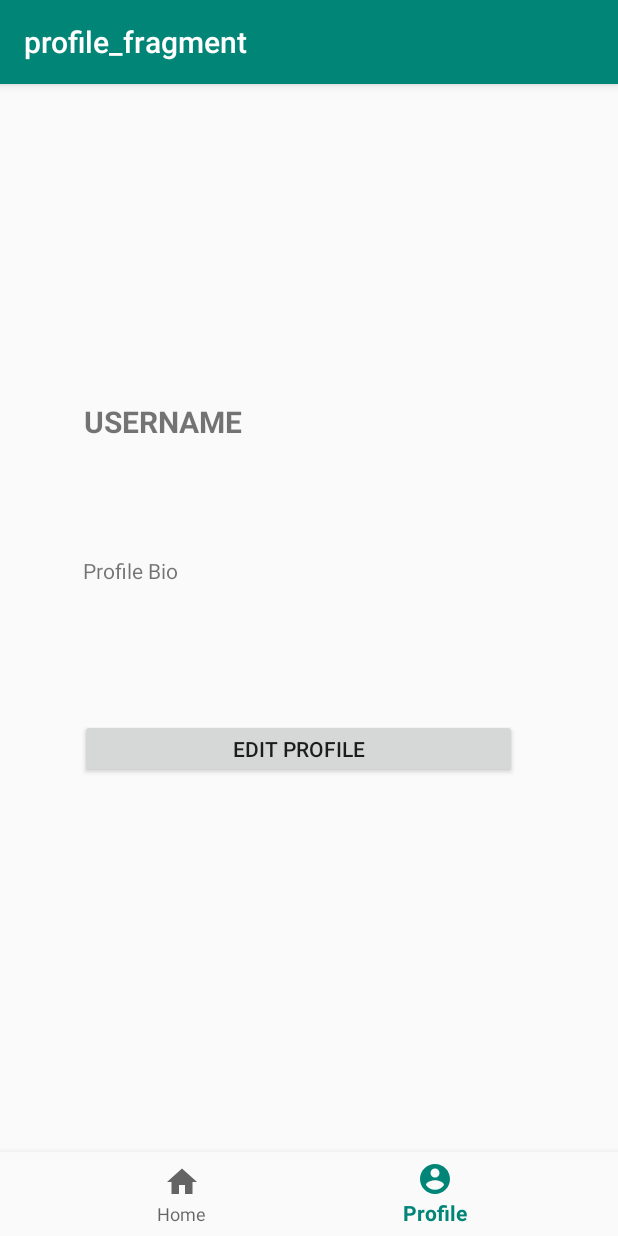
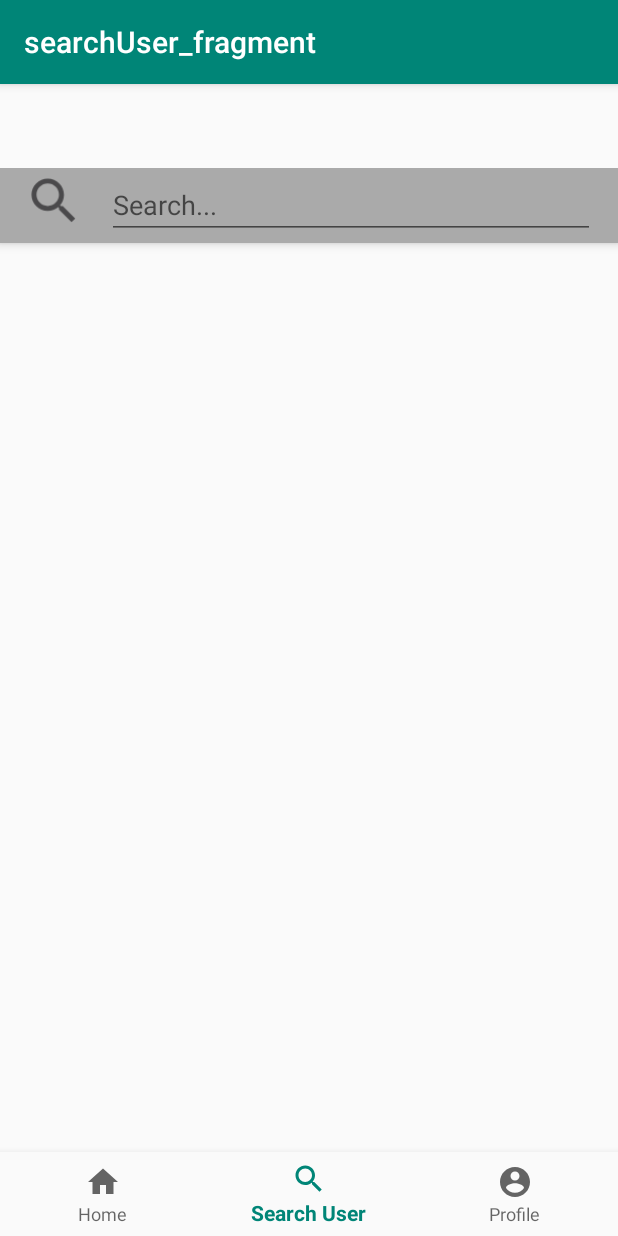
Before and after one commit to GrilledFishWithLemon/Quoddit, an Android app: the screen it shows after launch once a user with an empty profile is signed in (MainActivity), item 2 of the bottom bar chosen, on a phone screen of 412 x 824 dp. Run offline under Robolectric (Android 15) with nearby library versions, the phone set to English and light mode, and no system bars; our stand-ins replace Firebase (no records; nobody signed in at launch, a user with empty details on screens opened directly), navigation-ui.

Commit message:
Login and signup completed, added adapter and model, search is working

```diff
--- a/app/src/main/java/com/example/quoddit/MainActivity.kt
+++ b/app/src/main/java/com/example/quoddit/MainActivity.kt
@@ -20,7 +20,9 @@ class MainActivity : AppCompatActivity() {
         // menu should be considered as top level destinations.
         val appBarConfiguration = AppBarConfiguration(
             setOf(
-                R.id.navigation_home, R.id.navigation_profile
+                R.id.navigation_home,
+                R.id.navigation_searchUser,
+                R.id.navigation_profile
             )
         )
         setupActionBarWithNavController(navController, appBarConfiguration)
--- a/app/src/main/java/com/example/quoddit/ProfileFragment.kt
+++ b/app/src/main/java/com/example/quoddit/ProfileFragment.kt
@@ -16,7 +16,7 @@ class ProfileFragment : Fragment() {
         fun newInstance() = ProfileFragment()
     }
 
-    private lateinit var viewModel: ProfileViewModel
+   // private lateinit var viewModel: ProfileViewModel
 
     override fun onCreateView(
         inflater: LayoutInflater, container: ViewGroup?,
@@ -31,10 +31,10 @@ class ProfileFragment : Fragment() {
         return view
     }
 
-    override fun onActivityCreated(savedInstanceState: Bundle?) {
+    /*override fun onActivityCreated(savedInstanceState: Bundle?) {
         super.onActivityCreated(savedInstanceState)
         viewModel = ViewModelProviders.of(this).get(ProfileViewModel::class.java)
 
-    }
+    }*/
 
 }
--- a/app/src/main/java/com/example/quoddit/ProfileSettings.kt
+++ b/app/src/main/java/com/example/quoddit/ProfileSettings.kt
@@ -5,12 +5,14 @@ import androidx.appcompat.app.AppCompatActivity
 import android.os.Bundle
 import com.google.firebase.auth.FirebaseAuth
 import kotlinx.android.synthetic.main.activity_profile_settings.*
+import kotlinx.android.synthetic.main.profile_fragment.*
 
 class ProfileSettings : AppCompatActivity() {
 
     override fun onCreate(savedInstanceState: Bundle?) {
         super.onCreate(savedInstanceState)
         setContentView(R.layout.activity_profile_settings)
+
 
         logout_btn_profile_frag.setOnClickListener {
 
--- /dev/null
+++ b/app/src/main/java/com/example/quoddit/SearchUserFragment.kt
@@ -0,0 +1,116 @@
+package com.example.quoddit
+
+import android.content.Context
+import android.content.Intent
+import android.net.Uri
+import android.os.Bundle
+import android.text.Editable
+import android.text.TextWatcher
+import androidx.fragment.app.Fragment
+import android.view.LayoutInflater
+import android.view.View
+import android.view.ViewGroup
+import androidx.lifecycle.ViewModelProviders
+import androidx.recyclerview.widget.LinearLayoutManager
+import androidx.recyclerview.widget.RecyclerView
+import com.example.quoddit.Adapter.UserAdapter
+import com.example.quoddit.Model.User
+import com.google.firebase.database.DataSnapshot
+import com.google.firebase.database.DatabaseError
+import com.google.firebase.database.FirebaseDatabase
+import com.google.firebase.database.ValueEventListener
+import kotlinx.android.synthetic.main.fragment_search_user.view.*
+
+class SearchUserFragment : Fragment() {
+    companion object {
+        fun newInstance() = SearchUserFragment()
+    }
+    private var recyclerView: RecyclerView? =null
+    private var userAdapter : UserAdapter? = null
+    private var mUser: MutableList<User>? = null
+
+    override fun onCreateView(
+        inflater: LayoutInflater, container: ViewGroup?,
+        savedInstanceState: Bundle?
+    ): View {
+        val view = inflater.inflate(R.layout.fragment_search_user,container,false)
+        recyclerView = view.findViewById(R.id.recycler_view_search)
+        recyclerView?.setHasFixedSize(true)
+        recyclerView?.layoutManager = LinearLayoutManager(context)
+
+        mUser = ArrayList()
+        userAdapter = context?.let { UserAdapter(it,mUser as ArrayList<User>,true) }
+        recyclerView?.adapter = userAdapter
+        view.searchUser_edit_text.addTextChangedListener(object : TextWatcher {
+            override fun beforeTextChanged(s: CharSequence?, start: Int, count: Int, after: Int) {
+
+            }
+
+
+
+            override fun onTextChanged(s: CharSequence?, start: Int, before: Int, count: Int) {
+                if(view.searchUser_edit_text.text.toString() == ""){
+
+                }else{
+                    recyclerView?.visibility = View.VISIBLE
+
+                    retrieveUsers()
+                    searchUser(s.toString().toLowerCase())
+                }
+            }
+            override fun afterTextChanged(s: Editable?) {
+
+            }
+        })
+
+        return view
+    }
+    private fun searchUser(input: String){
+        val query = FirebaseDatabase.getInstance().getReference()
+            .child("Users")
+            .orderByChild("username")
+            .startAt(input)
+            .endAt(input + "\uf8ff")
+
+        query.addValueEventListener(object : ValueEventListener {
+            override fun onDataChange(dataSnapshot: DataSnapshot) {
+                mUser?.clear()
+                for (snapshot in dataSnapshot.children){
+                    val user = snapshot.getValue(User:: class.java)
+                    if(user != null){
+                        mUser?.add(user)
+                    }
+                }
+                userAdapter?.notifyDataSetChanged()
+
+            }
+
+            override fun onCancelled(p0: DatabaseError) {
+
+            }
+        })
+    }
+    private fun retrieveUsers(){
+        val usersRef = FirebaseDatabase.getInstance().getReference().child("Users")
+        usersRef.addValueEventListener(object : ValueEventListener {
+            override fun onDataChange(dataSnapshot: DataSnapshot) {
+                if (view?.searchUser_edit_text?.text.toString() == ""){
+                    mUser?.clear()
+                    for (snapshot in dataSnapshot.children){
+                        val user = snapshot.getValue(User:: class.java)
+                        if(user != null){
+                            mUser?.add(user)
+                        }
+                    }
+                    userAdapter?.notifyDataSetChanged()
+                }
+            }
+
+            override fun onCancelled(p0: DatabaseError) {
+                TODO("not implemented") //To change body of created functions use File | Settings | File Templates.
+            }
+        })
+    }
+
+
+}
--- a/app/src/main/java/com/example/quoddit/SignUpActivity.kt
+++ b/app/src/main/java/com/example/quoddit/SignUpActivity.kt
@@ -64,8 +64,9 @@ class SignUpActivity : AppCompatActivity() {
 
         val userMap = HashMap<String, Any>()
         userMap["uid"] = currentUserID
-        userMap["email"] = currentUserID
-        userMap["password"] = currentUserID
+        userMap["username"] = userName
+        userMap["email"] = email
+        userMap["password"] = password
         userMap["profileBio"] = "this is my bio."
 
         usersRef.child(currentUserID).setValue(userMap)
--- a/app/src/main/java/com/example/quoddit/ui/home/HomeFragment.kt
+++ b/app/src/main/java/com/example/quoddit/ui/home/HomeFragment.kt
@@ -12,20 +12,21 @@ import com.example.quoddit.R
 
 class HomeFragment : Fragment() {
 
-    private lateinit var homeViewModel: HomeViewModel
+   // private lateinit var homeViewModel: HomeViewModel
+    //Not using viewmodel
 
     override fun onCreateView(
         inflater: LayoutInflater,
         container: ViewGroup?,
         savedInstanceState: Bundle?
     ): View? {
-        homeViewModel =
-            ViewModelProviders.of(this).get(HomeViewModel::class.java)
+       /* homeViewModel =
+            ViewModelProviders.of(this).get(HomeViewModel::class.java)*/
         val root = inflater.inflate(R.layout.fragment_home, container, false)
-        val textView: TextView = root.findViewById(R.id.text_home)
+        /*val textView: TextView = root.findViewById(R.id.text_home)
         homeViewModel.text.observe(this, Observer {
             textView.text = it
-        })
+        })*/
         return root
     }
 }
--- /dev/null
+++ b/app/src/main/res/layout/fragment_search_user.xml
@@ -0,0 +1,63 @@
+<?xml version="1.0" encoding="utf-8"?>
+<RelativeLayout xmlns:android="http://schemas.android.com/apk/res/android"
+    xmlns:tools="http://schemas.android.com/tools"
+    android:layout_width="match_parent"
+    android:layout_height="match_parent"
+    xmlns:app="http://schemas.android.com/apk/res-auto"
+    tools:context=".SearchUserFragment">
+
+    <com.google.android.material.appbar.AppBarLayout
+        android:id="@+id/app_bar_layout_search"
+        android:layout_width="match_parent"
+        android:layout_height="wrap_content"
+        app:layout_constraintEnd_toEndOf="parent"
+        app:layout_constraintStart_toStartOf="parent"
+        app:layout_constraintTop_toTopOf="parent">
+
+        <androidx.appcompat.widget.Toolbar
+            android:id="@+id/home_toolbar"
+            android:layout_width="match_parent"
+            android:layout_height="50dp"
+            android:background="@android:color/darker_gray"
+            app:layout_constraintBottom_toBottomOf="parent"
+            app:layout_constraintEnd_toEndOf="parent"
+            app:layout_constraintStart_toStartOf="parent"
+            app:layout_constraintTop_toTopOf="parent">
+
+            <RelativeLayout
+                android:layout_width="match_parent"
+                android:layout_height="wrap_content">
+                <ImageView
+                    android:layout_width="40dp"
+                    android:layout_height="40dp"
+                    android:id="@+id/search_icon"
+
+                    android:src="@drawable/ic_search_black_46dp"/>
+                <EditText
+                    android:id="@+id/searchUser_edit_text"
+                    android:layout_width="match_parent"
+                    android:layout_height="wrap_content"
+                    android:layout_centerInParent="true"
+                    android:layout_alignParentRight="true"
+                    android:layout_marginRight="19dp"
+                    android:layout_marginStart="15dp"
+                    android:layout_marginEnd="15dp"
+                    android:textColor="@color/colorPrimary"
+                    android:hint="Search..."
+                    android:layout_toEndOf="@id/search_icon"
+                    />
+
+            </RelativeLayout>
+        </androidx.appcompat.widget.Toolbar>
+    </com.google.android.material.appbar.AppBarLayout>
+
+    <androidx.recyclerview.widget.RecyclerView
+        android:id="@+id/recycler_view_search"
+        android:layout_width="match_parent"
+        android:layout_height="match_parent"
+        android:layout_below="@+id/app_bar_layout_search"
+        tools:layout_editor_absoluteX="0dp"
+        android:visibility="gone"
+        tools:layout_editor_absoluteY="0dp"></androidx.recyclerview.widget.RecyclerView>
+
+</RelativeLayout>
--- a/app/src/main/res/menu/bottom_nav_menu.xml
+++ b/app/src/main/res/menu/bottom_nav_menu.xml
@@ -5,6 +5,10 @@
         android:id="@+id/navigation_home"
         android:icon="@drawable/ic_home_black_24dp"
         android:title="@string/title_home" />
+    <item
+        android:id="@+id/navigation_searchUser"
+        android:icon="@drawable/ic_search_black_46dp"
+        android:title="@string/searchUser" />
 
     <item
         android:id="@+id/navigation_profile"
@@ -14,4 +18,6 @@
 
 
 
+
+
 </menu>
--- a/app/src/main/res/navigation/mobile_navigation.xml
+++ b/app/src/main/res/navigation/mobile_navigation.xml
@@ -11,6 +11,11 @@
         android:label="@string/title_home"
         tools:layout="@layout/fragment_home" />
     <fragment
+        android:id="@+id/navigation_searchUser"
+        android:name="com.example.quoddit.SearchUserFragment"
+        android:label="searchUser_fragment"
+        tools:layout="@layout/fragment_search_user" />
+    <fragment
         android:id="@+id/navigation_profile"
         android:name="com.example.quoddit.ProfileFragment"
         android:label="profile_fragment"
--- a/app/src/main/res/values/strings.xml
+++ b/app/src/main/res/values/strings.xml
@@ -18,4 +18,8 @@
     <string name="profile_name">USERNAME</string>
     <string name="profilebio_tv">Profile Bio</string>
     <string name="editProfile">Edit Profile</string>
+
+    <!-- TODO: Remove or change this placeholder text -->
+    <string name="hello_blank_fragment">Hello blank fragment</string>
+    <string name="searchUser">Search User</string>
 </resources>
```
Also changed, not shown: app/src/main/java/com/example/quoddit/ProfileViewModel.kt (line endings or trailing spaces).
